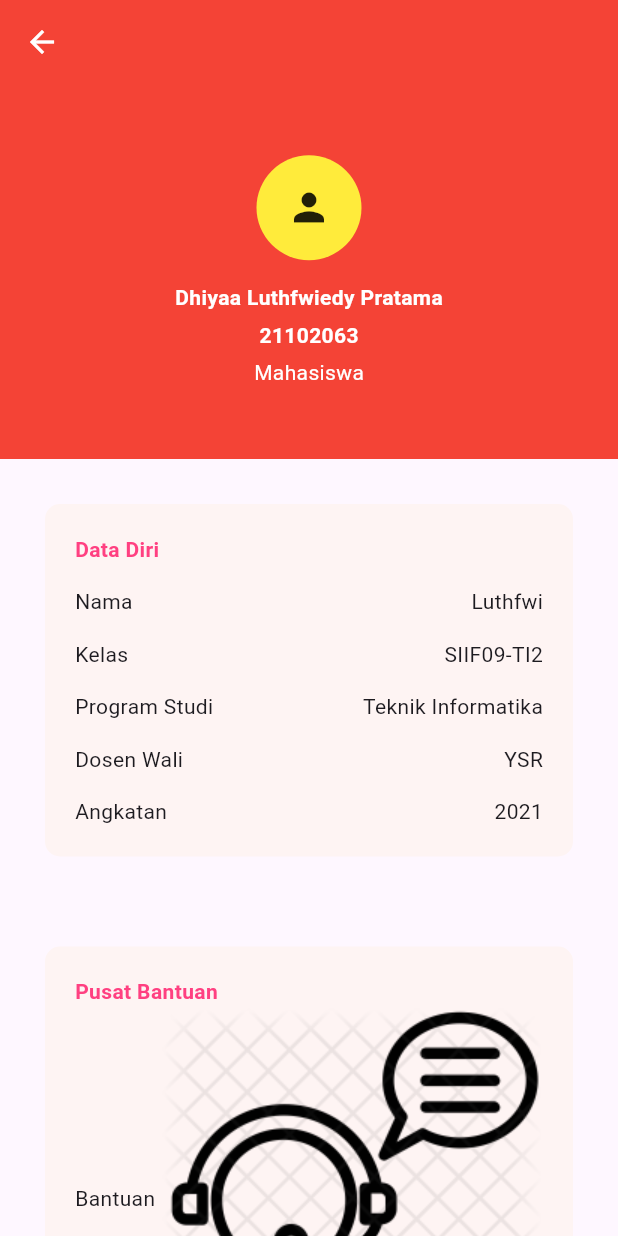
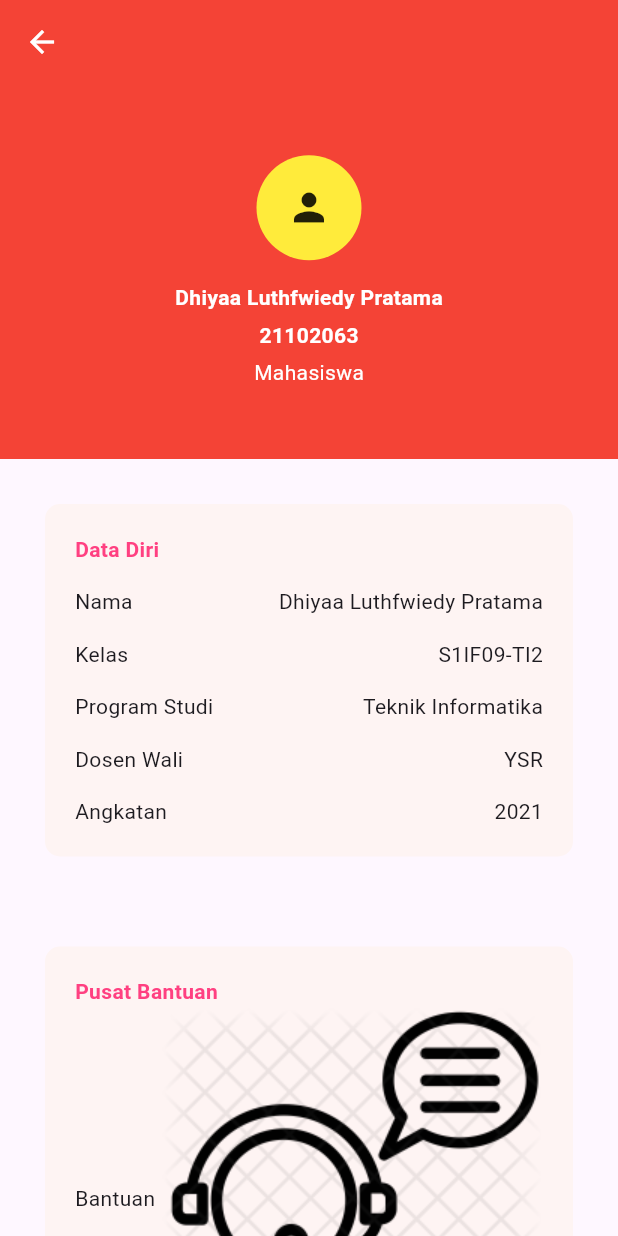
Before and after one commit to DhiyaPratama/21102063_TI2_ppb2324-2, a Flutter app: the screen it shows after launch, on a phone screen of 412 x 824 dp. Run offline on Flutter 3.47's test engine with Material 3 defaults, Android fonts, the phone set to English and light mode, and no system bars; our stand-ins replace equatable, flutter_bloc.

Commit message:
loyouting_pertemuan04_layouting

```diff
--- a/layouting_pertemuan04_layouting/lib/main.dart
+++ b/layouting_pertemuan04_layouting/lib/main.dart
@@ -1,3 +1,5 @@
+// ignore_for_file: prefer_const_constructors, prefer_const_literals_to_create_immutables
+
 import 'package:flutter/material.dart';
 
 void main() {
@@ -90,14 +92,14 @@ class MyApp extends StatelessWidget {
                   ),
                   Row(
                     mainAxisAlignment: MainAxisAlignment.spaceBetween,
-                    children: [Text("Nama "), Text("Luthfwi")],
+                    children: [Text("Nama "), Text("Dhiyaa Luthfwiedy Pratama")],
                   ),
                   SizedBox(
                     height: 15,
                   ),
                   Row(
                     mainAxisAlignment: MainAxisAlignment.spaceBetween,
-                    children: [Text("Kelas "), Text("SIIF09-TI2")],
+                    children: [Text("Kelas "), Text("S1IF09-TI2")],
                   ),
                   SizedBox(
                     height: 15,
@@ -156,7 +158,7 @@ class MyApp extends StatelessWidget {
                     mainAxisAlignment: MainAxisAlignment.spaceBetween,
                     children: [
                       const Text("Laporkan Masalah"),
-                      Image.asset("assets/gambar2.png")
+                      Image(image: ResizeImage(AssetImage("assets/gambar2.png"), width: 10, height: 10)),
                     ],
                   ),
                 ],
```
